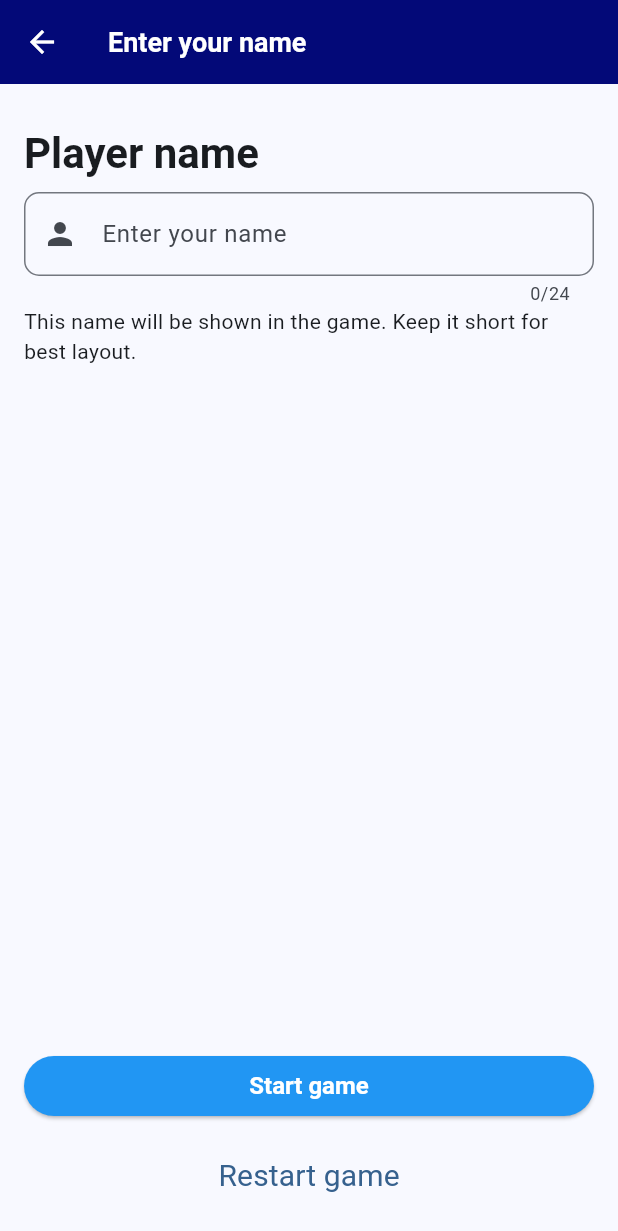
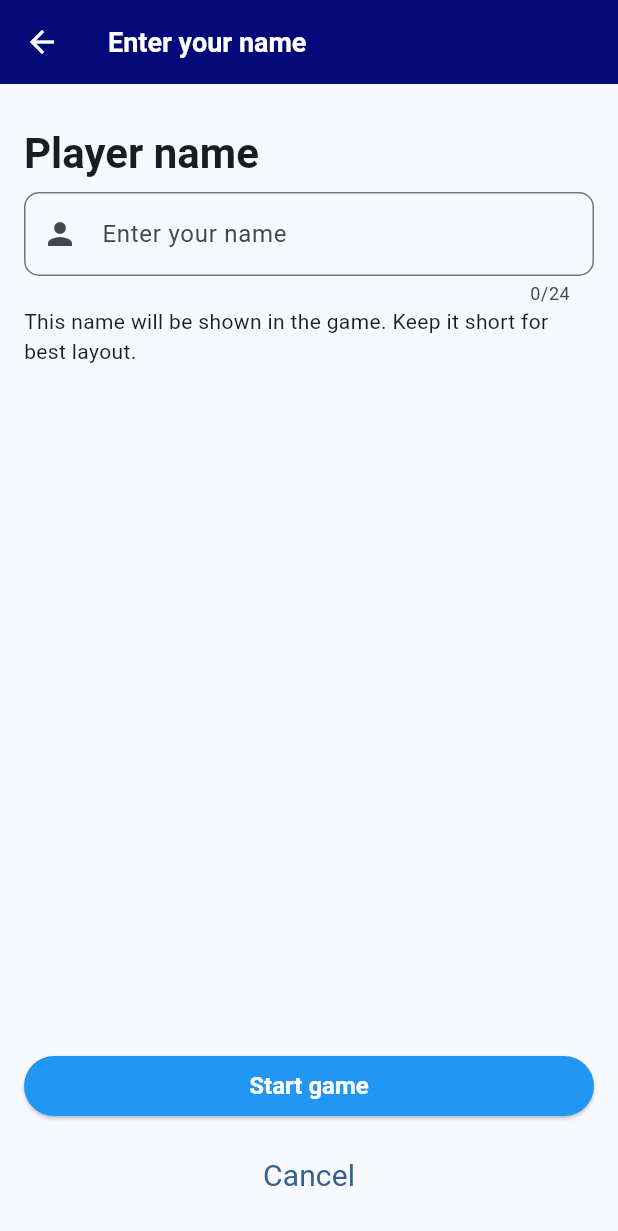
Before and after one commit to Dejana1202/mozgalica_mobilno_racunarstvo, a Flutter app: the SinglePlayerEntryPage screen opened directly, on a phone screen of 412 x 824 dp. Shown: the top 1231 px of the screen. Run offline on Flutter 3.47's test engine with Material 3 defaults, Android fonts, the phone set to English and light mode, and no system bars; our stand-ins replace flutter_svg, shared_preferences, sqflite; accounts and stored records are empty.

Commit message:
Restart localization edited

```diff
--- a/lib/view/memory/single_player_entry_page.dart
+++ b/lib/view/memory/single_player_entry_page.dart
@@ -78,7 +78,7 @@ class SinglePlayerEntryPageState extends State<SinglePlayerEntryPage> {
             const SizedBox(height: 12),
             TextButton(
               onPressed: () => Navigator.of(context).pop(), // Cancel/back
-              child: Text(AppLocalizations.of(context)!.restartGame),
+              child: Text(AppLocalizations.of(context)!.cancel),
             ),
           ],
         ),
```
